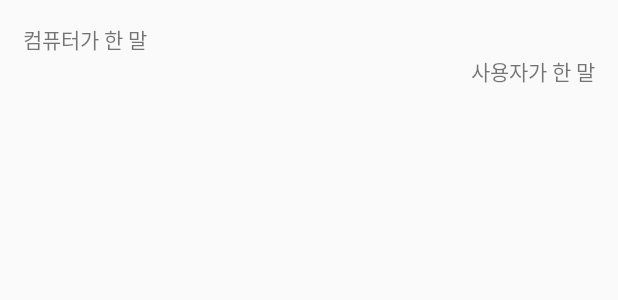
After one commit to jsdev2013/NumberBaseballGame_20200611, an Android app: the layout chat_list_item.xml on its own in the app's theme, with its tools: preview values and no code run, on a phone screen of 412 x 824 dp. The commit adds this screen. Shown: the top 300 px of the screen. Run offline under Robolectric (Android 15) with nearby library versions, the phone set to English and light mode, and no system bars.

Commit message:
채팅 한줄 XML 그리기 - 상황에 따라 누가 한 말인지 보여주는 모양이 달라지도록 준비

```diff
--- /dev/null
+++ b/app/src/main/java/com/jisu/numberbaseballgame_20200611/datas/Chat.kt
@@ -0,0 +1,4 @@
+package com.jisu.numberbaseballgame_20200611.datas
+
+class Chat (val who:String, val content:String) {
+}
--- a/app/src/main/res/layout/activity_main.xml
+++ b/app/src/main/res/layout/activity_main.xml
@@ -23,6 +23,7 @@
             android:layout_width="0dp"
             android:layout_height="wrap_content"
             android:layout_weight="1"
+            android:maxLength="3"
             android:hint="세 자리 숫자를 입력"
             android:inputType="number"/>
 
--- /dev/null
+++ b/app/src/main/res/layout/chat_list_item.xml
@@ -0,0 +1,47 @@
+<?xml version="1.0" encoding="utf-8"?>
+<LinearLayout
+    xmlns:android="http://schemas.android.com/apk/res/android" android:layout_width="match_parent"
+    android:layout_height="match_parent">
+
+    <LinearLayout
+        android:layout_width="match_parent"
+        android:layout_height="wrap_content"
+        android:padding="15dp"
+        android:orientation="vertical">
+
+        <LinearLayout
+            android:id="@+id/computerChatLayout"
+            android:layout_width="match_parent"
+            android:layout_height="wrap_content"
+            android:orientation="horizontal">
+
+            <TextView
+                android:id="@+id/computerChatTxt"
+                android:layout_width="wrap_content"
+                android:layout_height="wrap_content"
+                android:contentDescription="#000000"
+                android:text="컴퓨터가 한 말"/>
+
+        </LinearLayout>
+
+        <LinearLayout
+            android:id="@+id/userChatLayout"
+            android:layout_width="match_parent"
+            android:layout_height="wrap_content"
+            android:orientation="horizontal"
+            android:gravity="right">
+
+            <TextView
+                android:id="@+id/userChatTxt"
+                android:layout_width="wrap_content"
+                android:layout_height="wrap_content"
+                android:contentDescription="#000000"
+                android:text="사용자가 한 말"/>
+
+        </LinearLayout>
+
+
+
+    </LinearLayout>
+
+</LinearLayout>
```
